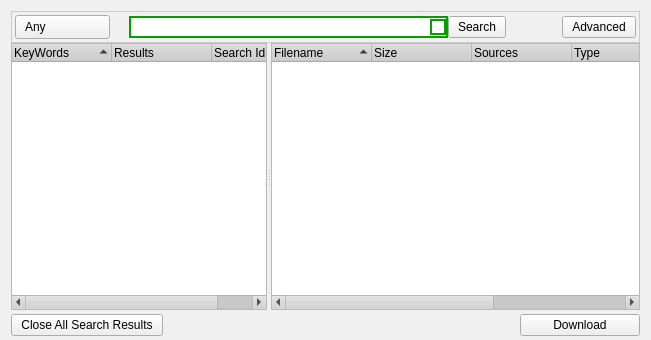
Before: the Qt Designer form retroshare-gui/src/gui/SearchDialog.ui in RetroShare/RetroShare, drawn with Qt 5.
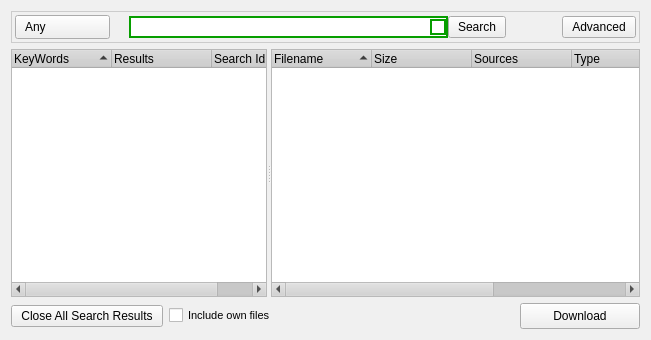
After: the same form once the commit is applied. Icons and pictures are not drawn. Custom widgets are drawn as their Qt base class.

Commit message: include own files check option on search

The edit to the form file:
```diff
--- a/retroshare-gui/src/gui/SearchDialog.ui
+++ b/retroshare-gui/src/gui/SearchDialog.ui
@@ -502,13 +502,7 @@
   <property name="styleSheet">
    <string notr="true"/>
   </property>
-  <layout class="QGridLayout" name="gridLayout_4">
-   <property name="bottomMargin">
-    <number>4</number>
-   </property>
-   <property name="spacing">
-    <number>0</number>
-   </property>
+  <layout class="QGridLayout" name="gridLayout_2">
    <item row="0" column="0">
     <widget class="QFrame" name="frame">
      <property name="maximumSize">
@@ -1041,14 +1035,8 @@
     </widget>
    </item>
    <item row="2" column="0">
-    <layout class="QGridLayout" name="gridLayout_2">
-     <property name="topMargin">
-      <number>4</number>
-     </property>
-     <property name="horizontalSpacing">
-      <number>6</number>
-     </property>
-     <item row="0" column="0">
+    <layout class="QHBoxLayout" name="horizontalLayout_2">
+     <item>
       <widget class="QPushButton" name="cloaseallsearchresultsButton">
        <property name="toolTip">
         <string>&lt;!DOCTYPE HTML PUBLIC &quot;-//W3C//DTD HTML 4.0//EN&quot; &quot;http://www.w3.org/TR/REC-html40/strict.dtd&quot;&gt;
@@ -1104,20 +1092,27 @@
        </property>
       </widget>
      </item>
-     <item row="0" column="1">
+     <item>
+      <widget class="QCheckBox" name="checkBox">
+       <property name="text">
+        <string>Include own files</string>
+       </property>
+      </widget>
+     </item>
+     <item>
       <spacer>
        <property name="orientation">
         <enum>Qt::Horizontal</enum>
        </property>
        <property name="sizeHint" stdset="0">
         <size>
-         <width>351</width>
-         <height>20</height>
+         <width>218</width>
+         <height>21</height>
         </size>
        </property>
       </spacer>
      </item>
-     <item row="0" column="2">
+     <item>
       <widget class="QPushButton" name="pushButtonDownload">
        <property name="minimumSize">
         <size>
```
The commit also changes 1 other file.
